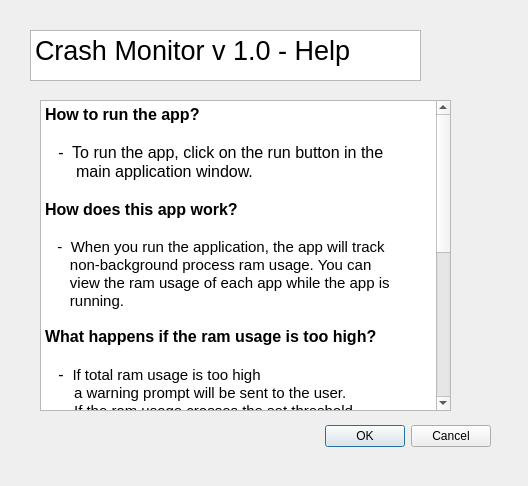
This is helpwindow.ui in Stack-Smashing-Detected/Crash-Monitor as Qt 5 draws it before an edit. The edited form follows.
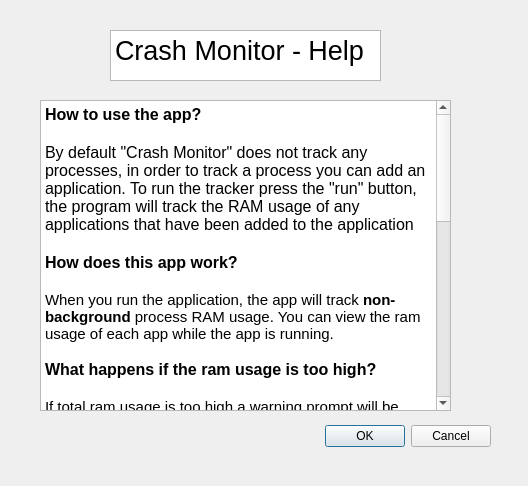
This is the edited form.

Commit message: base settings window achieved

Diff of the .ui file:
```diff
--- a/helpwindow.ui
+++ b/helpwindow.ui
@@ -32,9 +32,9 @@
   <widget class="QTextEdit" name="textEdit">
    <property name="geometry">
     <rect>
-     <x>30</x>
+     <x>110</x>
      <y>30</y>
-     <width>391</width>
+     <width>271</width>
      <height>51</height>
     </rect>
    </property>
@@ -46,7 +46,7 @@
 li.unchecked::marker { content: &quot;\2610&quot;; }
 li.checked::marker { content: &quot;\2612&quot;; }
 &lt;/style&gt;&lt;/head&gt;&lt;body style=&quot; font-family:'Ubuntu Sans'; font-size:11pt; font-weight:400; font-style:normal;&quot;&gt;
-&lt;p style=&quot; margin-top:0px; margin-bottom:0px; margin-left:0px; margin-right:0px; -qt-block-indent:0; text-indent:0px;&quot;&gt;&lt;span style=&quot; font-size:20pt;&quot;&gt;Crash Monitor v 1.0 - Help&lt;/span&gt;&lt;/p&gt;&lt;/body&gt;&lt;/html&gt;</string>
+&lt;p style=&quot; margin-top:0px; margin-bottom:0px; margin-left:0px; margin-right:0px; -qt-block-indent:0; text-indent:0px;&quot;&gt;&lt;span style=&quot; font-size:20pt;&quot;&gt;Crash Monitor - Help&lt;/span&gt;&lt;/p&gt;&lt;/body&gt;&lt;/html&gt;</string>
    </property>
   </widget>
   <widget class="QTextEdit" name="textEdit_2">
@@ -66,35 +66,26 @@
 li.unchecked::marker { content: &quot;\2610&quot;; }
 li.checked::marker { content: &quot;\2612&quot;; }
 &lt;/style&gt;&lt;/head&gt;&lt;body style=&quot; font-family:'Ubuntu Sans'; font-size:11pt; font-weight:400; font-style:normal;&quot;&gt;
-&lt;p style=&quot; margin-top:0px; margin-bottom:0px; margin-left:0px; margin-right:0px; -qt-block-indent:0; text-indent:0px;&quot;&gt;&lt;span style=&quot; font-size:12pt; font-weight:700;&quot;&gt;How to run the app?&lt;/span&gt;&lt;/p&gt;
+&lt;p style=&quot; margin-top:0px; margin-bottom:0px; margin-left:0px; margin-right:0px; -qt-block-indent:0; text-indent:0px;&quot;&gt;&lt;span style=&quot; font-size:12pt; font-weight:700;&quot;&gt;How to use the app?&lt;/span&gt;&lt;/p&gt;
 &lt;p style=&quot; margin-top:0px; margin-bottom:0px; margin-left:0px; margin-right:0px; -qt-block-indent:0; text-indent:0px;&quot;&gt;&lt;span style=&quot; font-size:12pt;&quot;&gt;    &lt;/span&gt;&lt;/p&gt;
-&lt;p style=&quot; margin-top:0px; margin-bottom:0px; margin-left:0px; margin-right:0px; -qt-block-indent:0; text-indent:0px;&quot;&gt;&lt;span style=&quot; font-size:12pt;&quot;&gt;   -  To run the app, click on the run button in the &lt;/span&gt;&lt;/p&gt;
-&lt;p style=&quot; margin-top:0px; margin-bottom:0px; margin-left:0px; margin-right:0px; -qt-block-indent:0; text-indent:0px;&quot;&gt;&lt;span style=&quot; font-size:12pt;&quot;&gt;       main application window. &lt;/span&gt;&lt;/p&gt;
+&lt;p style=&quot; margin-top:0px; margin-bottom:0px; margin-left:0px; margin-right:0px; -qt-block-indent:0; text-indent:0px;&quot;&gt;&lt;span style=&quot; font-size:12pt;&quot;&gt;By default &amp;quot;Crash Monitor&amp;quot; does not track any processes, in order to track a process you can add an application. To run the tracker press the &amp;quot;run&amp;quot; button, the program will track the RAM usage of any applications that have been added to the application&lt;/span&gt;&lt;/p&gt;
 &lt;p style=&quot;-qt-paragraph-type:empty; margin-top:0px; margin-bottom:0px; margin-left:0px; margin-right:0px; -qt-block-indent:0; text-indent:0px; font-size:12pt;&quot;&gt;&lt;br /&gt;&lt;/p&gt;
 &lt;p style=&quot; margin-top:0px; margin-bottom:0px; margin-left:0px; margin-right:0px; -qt-block-indent:0; text-indent:0px;&quot;&gt;&lt;span style=&quot; font-size:12pt; font-weight:700;&quot;&gt;How does this app work?&lt;/span&gt;&lt;/p&gt;
 &lt;p style=&quot;-qt-paragraph-type:empty; margin-top:0px; margin-bottom:0px; margin-left:0px; margin-right:0px; -qt-block-indent:0; text-indent:0px; font-size:12pt;&quot;&gt;&lt;br /&gt;&lt;/p&gt;
-&lt;p style=&quot; margin-top:0px; margin-bottom:0px; margin-left:0px; margin-right:0px; -qt-block-indent:0; text-indent:0px;&quot;&gt;   -  When you run the application, the app will track &lt;/p&gt;
-&lt;p style=&quot; margin-top:0px; margin-bottom:0px; margin-left:0px; margin-right:0px; -qt-block-indent:0; text-indent:0px;&quot;&gt;      non-background process ram usage. You can &lt;/p&gt;
-&lt;p style=&quot; margin-top:0px; margin-bottom:0px; margin-left:0px; margin-right:0px; -qt-block-indent:0; text-indent:0px;&quot;&gt;      view the ram usage of each app while the app is&lt;/p&gt;
-&lt;p style=&quot; margin-top:0px; margin-bottom:0px; margin-left:0px; margin-right:0px; -qt-block-indent:0; text-indent:0px;&quot;&gt;      running. &lt;br /&gt;&lt;/p&gt;
+&lt;p style=&quot; margin-top:0px; margin-bottom:0px; margin-left:0px; margin-right:0px; -qt-block-indent:0; text-indent:0px;&quot;&gt;When you run the application, the app will track &lt;span style=&quot; font-weight:700;&quot;&gt;non-background&lt;/span&gt; process RAM usage. You can view the ram usage of each app while the app is running. &lt;br /&gt;&lt;/p&gt;
 &lt;p style=&quot; margin-top:0px; margin-bottom:0px; margin-left:0px; margin-right:0px; -qt-block-indent:0; text-indent:0px;&quot;&gt;&lt;span style=&quot; font-size:12pt; font-weight:700;&quot;&gt;What happens if the ram usage is too high?&lt;/span&gt;&lt;/p&gt;
 &lt;p style=&quot; margin-top:0px; margin-bottom:0px; margin-left:0px; margin-right:0px; -qt-block-indent:0; text-indent:0px;&quot;&gt;&lt;span style=&quot; font-size:12pt;&quot;&gt;    &lt;/span&gt;&lt;/p&gt;
-&lt;p style=&quot; margin-top:0px; margin-bottom:0px; margin-left:0px; margin-right:0px; -qt-block-indent:0; text-indent:0px;&quot;&gt;&lt;span style=&quot; font-size:12pt;&quot;&gt;   -  &lt;/span&gt;If total ram usage is too high&lt;/p&gt;
-&lt;p style=&quot; margin-top:0px; margin-bottom:0px; margin-left:0px; margin-right:0px; -qt-block-indent:0; text-indent:0px;&quot;&gt;       a warning prompt will be sent to the user. &lt;/p&gt;
-&lt;p style=&quot; margin-top:0px; margin-bottom:0px; margin-left:0px; margin-right:0px; -qt-block-indent:0; text-indent:0px;&quot;&gt;       If the ram usage crosses the set threshold&lt;/p&gt;
-&lt;p style=&quot; margin-top:0px; margin-bottom:0px; margin-left:0px; margin-right:0px; -qt-block-indent:0; text-indent:0px;&quot;&gt;       the process with the most ram usage will be &lt;/p&gt;
-&lt;p style=&quot; margin-top:0px; margin-bottom:0px; margin-left:0px; margin-right:0px; -qt-block-indent:0; text-indent:0px;&quot;&gt;       force closed by the application&lt;/p&gt;
+&lt;p style=&quot; margin-top:0px; margin-bottom:0px; margin-left:0px; margin-right:0px; -qt-block-indent:0; text-indent:0px;&quot;&gt;If total ram usage is too high a warning prompt will be sent to the user. If the ram usage crosses the set threshold the process with the most ram usage will be force closed by the application.&lt;/p&gt;
 &lt;p style=&quot;-qt-paragraph-type:empty; margin-top:0px; margin-bottom:0px; margin-left:0px; margin-right:0px; -qt-block-indent:0; text-indent:0px;&quot;&gt;&lt;br /&gt;&lt;/p&gt;
 &lt;p style=&quot; margin-top:0px; margin-bottom:0px; margin-left:0px; margin-right:0px; -qt-block-indent:0; text-indent:0px;&quot;&gt;&lt;span style=&quot; font-size:12pt; font-weight:700;&quot;&gt;What are the Ram Thresholds for Warning Prompts and App Closure?&lt;/span&gt;&lt;/p&gt;
 &lt;p style=&quot;-qt-paragraph-type:empty; margin-top:0px; margin-bottom:0px; margin-left:0px; margin-right:0px; -qt-block-indent:0; text-indent:0px; font-size:12pt; font-weight:700;&quot;&gt;&lt;br /&gt;&lt;/p&gt;
-&lt;p style=&quot; margin-top:0px; margin-bottom:0px; margin-left:0px; margin-right:0px; -qt-block-indent:0; text-indent:0px;&quot;&gt;    -  By default the app sends a RAM usage warning&lt;/p&gt;
-&lt;p style=&quot; margin-top:0px; margin-bottom:0px; margin-left:0px; margin-right:0px; -qt-block-indent:0; text-indent:0px;&quot;&gt;       at &lt;span style=&quot; font-weight:700;&quot;&gt;90% &lt;/span&gt;and at &lt;span style=&quot; font-weight:700;&quot;&gt;95% it&lt;/span&gt; will force close the app using&lt;/p&gt;
-&lt;p style=&quot; margin-top:0px; margin-bottom:0px; margin-left:0px; margin-right:0px; -qt-block-indent:0; text-indent:0px;&quot;&gt;       the most RAM. The user can adjust these values in &lt;/p&gt;
-&lt;p style=&quot; margin-top:0px; margin-bottom:0px; margin-left:0px; margin-right:0px; -qt-block-indent:0; text-indent:0px;&quot;&gt;       the settings tab.&lt;/p&gt;
+&lt;p style=&quot; margin-top:0px; margin-bottom:0px; margin-left:0px; margin-right:0px; -qt-block-indent:0; text-indent:0px;&quot;&gt;By default the app sends a RAM usage warning at value &lt;span style=&quot; font-weight:700;&quot;&gt;10 (90% RAM) &lt;/span&gt;and for the &amp;quot;force close&amp;quot; theshold it will close the app with the highest RAM usage at value &lt;span style=&quot; font-weight:700;&quot;&gt;5 (95% RAM).&lt;/span&gt;&lt;/p&gt;
+&lt;p style=&quot;-qt-paragraph-type:empty; margin-top:0px; margin-bottom:0px; margin-left:0px; margin-right:0px; -qt-block-indent:0; text-indent:0px;&quot;&gt;&lt;br /&gt;&lt;/p&gt;
+&lt;p style=&quot; margin-top:0px; margin-bottom:0px; margin-left:0px; margin-right:0px; -qt-block-indent:0; text-indent:0px;&quot;&gt;&lt;span style=&quot; font-size:12pt; font-weight:700;&quot;&gt;Why does the Warning threshhold have a value of 19 and the Force Close threshold a value of 9?&lt;/span&gt;&lt;/p&gt;
+&lt;p style=&quot;-qt-paragraph-type:empty; margin-top:0px; margin-bottom:0px; margin-left:0px; margin-right:0px; -qt-block-indent:0; text-indent:0px;&quot;&gt;&lt;br /&gt;&lt;/p&gt;
+&lt;p style=&quot; margin-top:0px; margin-bottom:0px; margin-left:0px; margin-right:0px; -qt-block-indent:0; text-indent:0px;&quot;&gt;The warning threshold operates in the 80% - 99% RAM usage range (19 value range). Since force closing is a safety mechanism (in the scenario that RAM usage spikes), the range is anywhere between 90% - 99% RAM usage. This way the user should still have a large amount of autonomy in managing application RAM usage.&lt;/p&gt;
 &lt;p style=&quot; margin-top:0px; margin-bottom:0px; margin-left:0px; margin-right:0px; -qt-block-indent:0; text-indent:0px;&quot;&gt;&lt;br /&gt;&lt;span style=&quot; font-size:12pt; font-weight:700;&quot;&gt;Could this application close a process that the systems requires by accident? &lt;/span&gt;&lt;br /&gt;   &lt;/p&gt;
-&lt;p style=&quot; margin-top:0px; margin-bottom:0px; margin-left:0px; margin-right:0px; -qt-block-indent:0; text-indent:0px;&quot;&gt;   -  Core processes that run in the background are &lt;/p&gt;
-&lt;p style=&quot; margin-top:0px; margin-bottom:0px; margin-left:0px; margin-right:0px; -qt-block-indent:0; text-indent:0px;&quot;&gt;      not tracked and thus cannot be closed by the &lt;/p&gt;
-&lt;p style=&quot; margin-top:0px; margin-bottom:0px; margin-left:0px; margin-right:0px; -qt-block-indent:0; text-indent:0px;&quot;&gt;      application.   &lt;/p&gt;&lt;/body&gt;&lt;/html&gt;</string>
+&lt;p style=&quot; margin-top:0px; margin-bottom:0px; margin-left:0px; margin-right:0px; -qt-block-indent:0; text-indent:0px;&quot;&gt;Core processes that run in the background are not tracked and thus cannot be closed by the application as this app only tracks &amp;quot;non-background&amp;quot; processes. &lt;/p&gt;&lt;/body&gt;&lt;/html&gt;</string>
    </property>
   </widget>
  </widget>
```
The commit also changes 102 other files.
